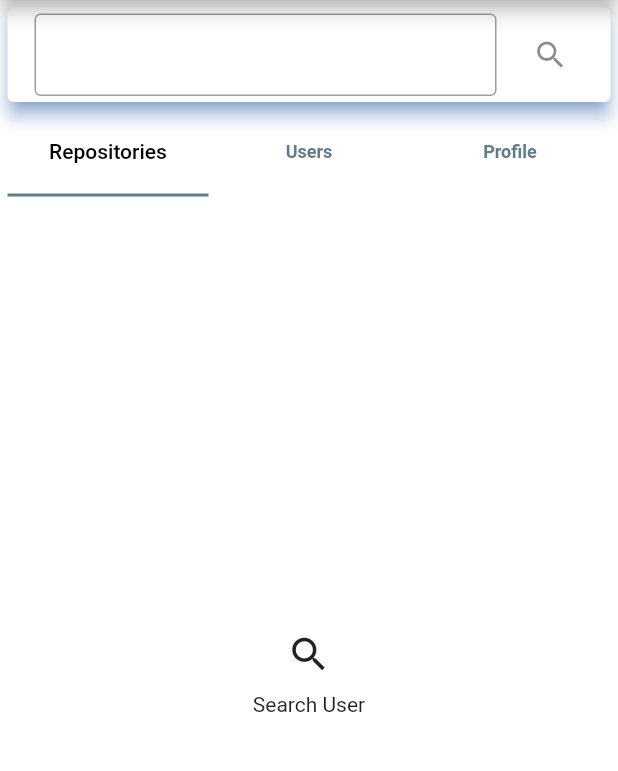
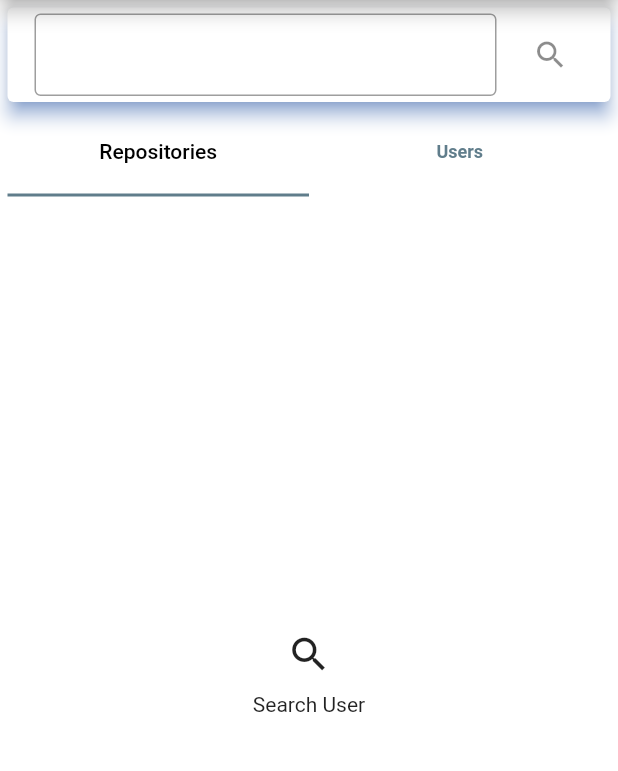
Before and after one commit to markcanal/github_flutter_bloc, a Flutter app: the HomeScreen screen opened directly, on a phone screen of 412 x 824 dp, the part 84-855 px from its top. Run offline on Flutter 3.47's test engine with Material 2 defaults, Android fonts, the phone set to English and light mode, and no system bars; our stand-ins replace bloc, equatable, flutter_bloc, shimmer; network calls fail; Roboto replaces fonts that are missing (Times).

Commit message:
refactor: Remove profile tab

```diff
--- a/lib/modules/screen/home_screen.dart
+++ b/lib/modules/screen/home_screen.dart
@@ -15,7 +15,7 @@ class HomeScreen extends StatelessWidget {
   Widget build(BuildContext context) {
     final searchBloc = BlocProvider.of<UserRepositoryBloc>(context);
     return DefaultTabController(
-      length: 3,
+      length: 2,
       child: Scaffold(
         appBar: AppBar(
           elevation: 5,
@@ -64,14 +64,14 @@ class HomeScreen extends StatelessWidget {
                     ],
                   ),
                 ),
-                Tab(
-                  child: Column(
-                    mainAxisAlignment: MainAxisAlignment.center,
-                    children: const [
-                      Text('Profile'),
-                    ],
-                  ),
-                )
+                // Tab(
+                //   child: Column(
+                //     mainAxisAlignment: MainAxisAlignment.center,
+                //     children: const [
+                //       Text('Profile'),
+                //     ],
+                //   ),
+                // )
               ],
             ),
             Expanded(
@@ -80,9 +80,9 @@ class HomeScreen extends StatelessWidget {
                   RepositoryScreen(
                       githubRepositorySearch: githubRepositorySearch),
                   const UserScreen(),
-                  Container(
-                    color: Colors.pink,
-                  )
+                  // Container(
+                  //   color: Colors.pink,
+                  // )
                 ],
               ),
             ),
```
